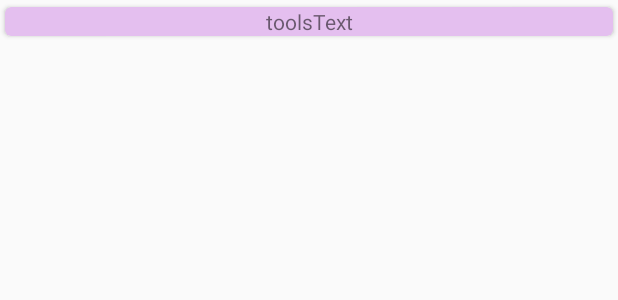
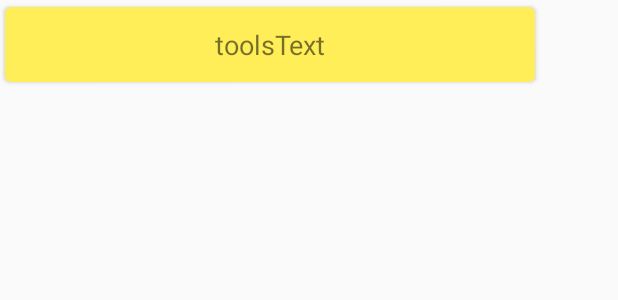
Before and after one commit to parthdobariya/Android-NanoDegree-Projects, an Android app: the layout categori_item_cell.xml on its own in the app's theme, with its tools: preview values and no code run, on a phone screen of 412 x 824 dp. Shown: the top 300 px of the screen. Run offline under Robolectric (Android 15) with nearby library versions, the phone set to English and light mode, and no system bars.

Commit message:
Added category UI
Added category UI

```diff
--- a/CapstoneProjectStage2/app/build.gradle
+++ b/CapstoneProjectStage2/app/build.gradle
@@ -33,5 +33,6 @@ dependencies {
     androidTestImplementation 'androidx.test.espresso:espresso-core:3.1.1'
     implementation 'com.android.support:recyclerview-v7:28.0.0'
     implementation 'com.android.support:cardview-v7:28.0.0'
+    compile 'com.android.support:cardview-v7:28.0.0'
 
 }
--- a/CapstoneProjectStage2/app/src/main/res/layout/categori_item_cell.xml
+++ b/CapstoneProjectStage2/app/src/main/res/layout/categori_item_cell.xml
@@ -2,26 +2,28 @@
 <LinearLayout xmlns:android="http://schemas.android.com/apk/res/android"
     xmlns:card_view="http://schemas.android.com/apk/res-auto"
     xmlns:tools="http://schemas.android.com/tools"
-    android:layout_width="match_parent"
-    android:layout_height="wrap_content"
-    android:orientation="vertical">
+    android:layout_width="360dp"
+    android:layout_height="wrap_content">
 
     <androidx.cardview.widget.CardView
         android:id="@+id/card_view"
         android:layout_width="match_parent"
         android:layout_height="wrap_content"
-        android:focusable="true"
-        card_view:cardBackgroundColor="#e4bfef"
+        android:baselineAligned="false"
+        card_view:cardBackgroundColor="#FFEE58"
         card_view:cardCornerRadius="4dp"
         card_view:cardElevation="2dp"
-        card_view:cardUseCompatPadding="true">
+        card_view:cardUseCompatPadding="true"
+        android:clickable="true"
+        android:focusable="true">
 
         <androidx.appcompat.widget.AppCompatTextView
             android:id="@+id/category_tv"
             android:layout_width="match_parent"
-            android:layout_height="wrap_content"
-            android:clickable="true"
+            android:layout_height="50dp"
+            android:layout_gravity="center"
             android:gravity="center"
+            android:textSize="18sp"
             tools:text="toolsText" />
 
     </androidx.cardview.widget.CardView>
```
Also changed, not shown: CapstoneProjectStage2/app/src/main/java/app/parth/in/capstoneprojectstage_2/MainActivity.java (+0 -8 lines), CapstoneProjectStage2/app/src/main/res/layout/app_bar_main.xml (+0 -8 lines).
